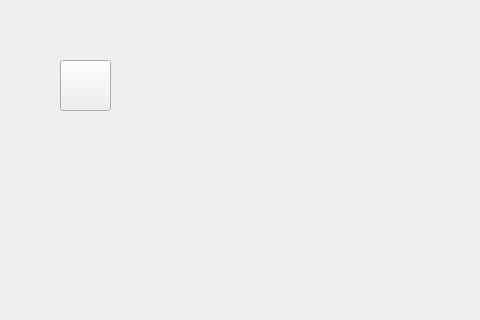
Above: Military/artelir.ui from DmitryBizCode/MilitaryQt before the change; both pictures show x 0 to 480 and y 0 to 320 of the 1267 by 790 pixel window. Below: the same form after it.
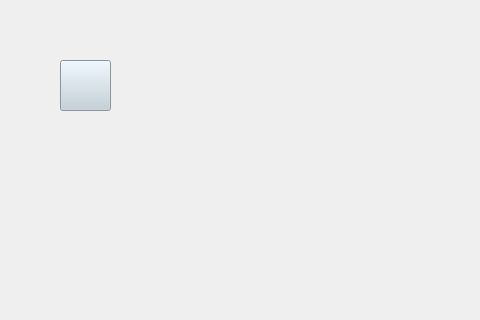
That is the form after the change. Icons and pictures are not drawn.

What changed in the file:
```diff
--- a/Military/artelir.ui
+++ b/Military/artelir.ui
@@ -132,7 +132,9 @@
     </rect>
    </property>
    <property name="styleSheet">
-    <string notr="true">image: url(:/resimg/IMage/resToPage/icons8-military-helmet-48.png);</string>
+    <string notr="true">image: url(:/resimg/IMage/resToPage/helmet_6186688.png);
+background-color: rgb(192, 206, 217);
+</string>
    </property>
    <property name="text">
     <string/>
```
